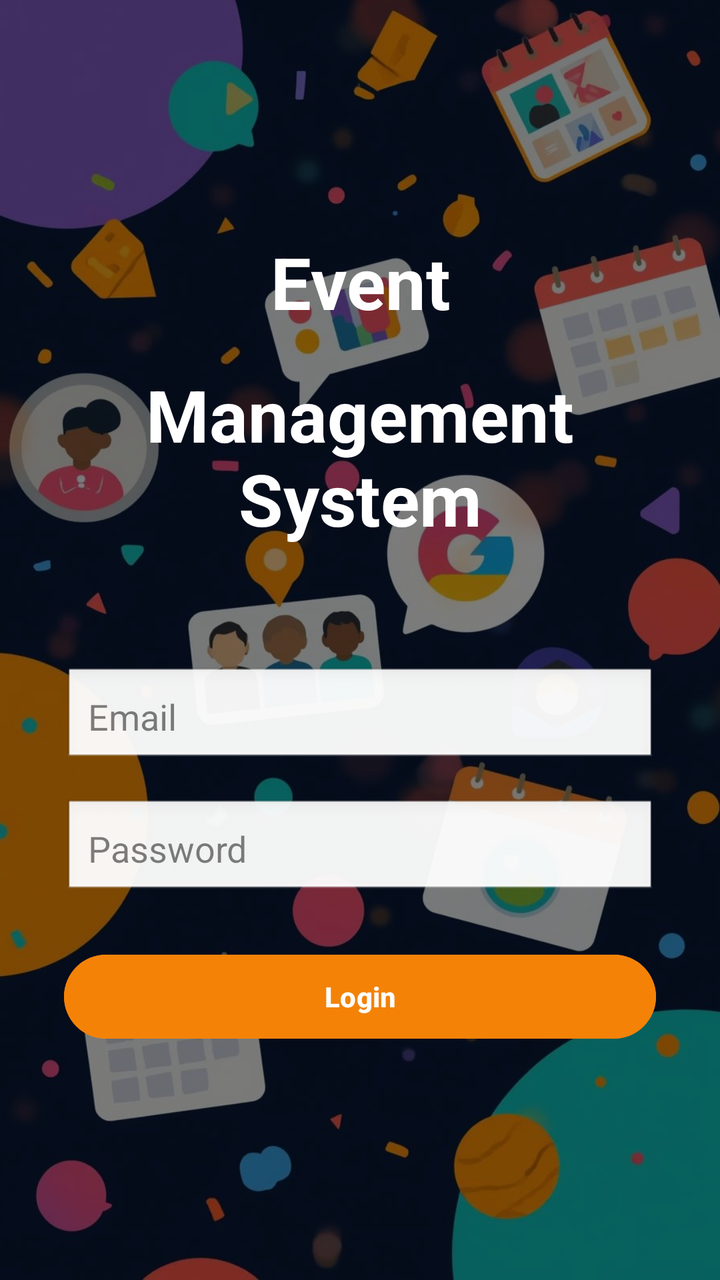
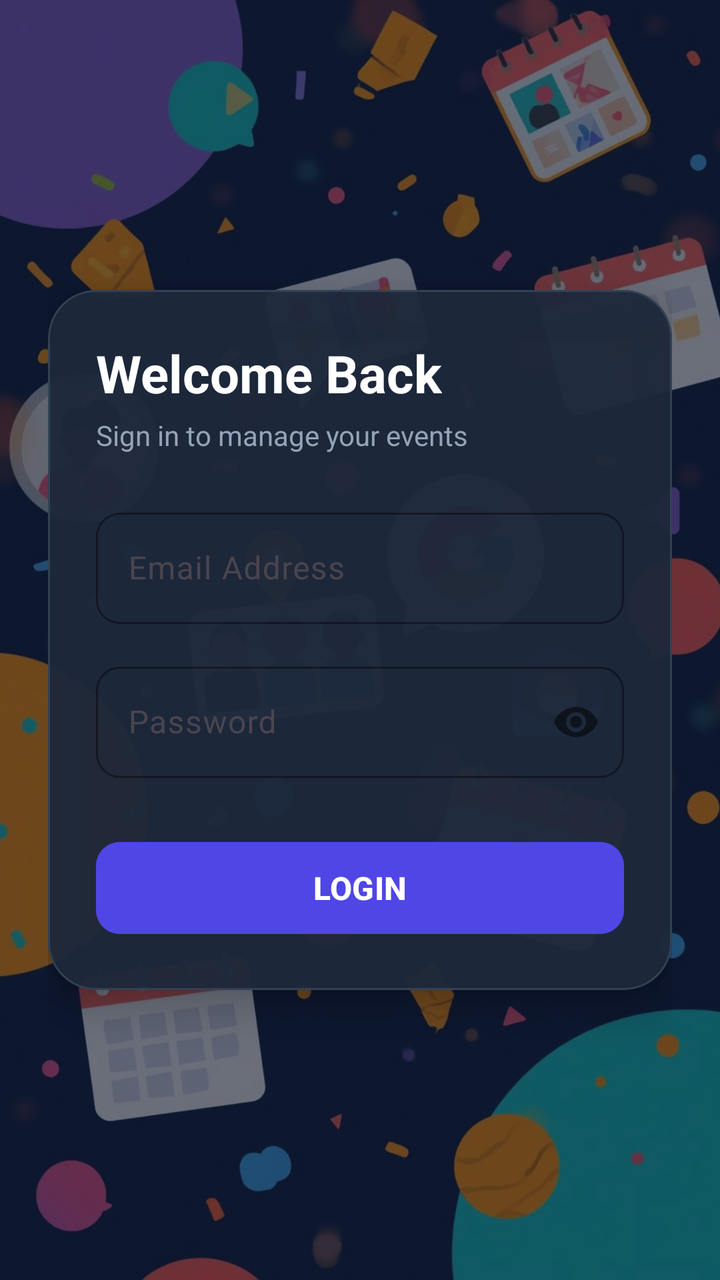

Screens rendered from an Android XML layout before and after an edit, with the pre-edit source and the edit as a unified diff.
<!-- AndroidManifest.xml: application theme Theme.EventManagementSystem -->
<!-- res/layout/activity_long_in.xml -->
<?xml version="1.0" encoding="utf-8"?>
<FrameLayout
    xmlns:android="http://schemas.android.com/apk/res/android"
    android:layout_width="match_parent"
    android:layout_height="match_parent">

    
    <ImageView
        android:layout_width="match_parent"
        android:layout_height="match_parent"
        android:src="@drawable/event_login"
        android:scaleType="centerCrop"/>

    
    <View
        android:layout_width="match_parent"
        android:layout_height="match_parent"
        android:background="#80000000"/>
    

    
    <LinearLayout
        android:layout_width="match_parent"
        android:layout_height="match_parent"
        android:orientation="vertical"
        android:padding="32dp"
        android:gravity="center">

        
        <LinearLayout
            android:layout_width="match_parent"
            android:layout_height="wrap_content"
            android:orientation="vertical"
            android:gravity="center"
            android:layout_marginBottom="40dp">

            <TextView
                android:layout_width="wrap_content"
                android:layout_height="wrap_content"
                android:text="Event"
                android:textSize="36sp"
                android:textStyle="bold"
                android:textColor="@color/white"
                android:gravity="center"
                android:layout_marginBottom="18dp"/>

            <TextView
                android:layout_width="wrap_content"
                android:layout_height="wrap_content"
                android:text="Management System"
                android:textSize="36sp"
                android:textStyle="bold"
                android:layout_marginBottom="20dp"
                android:textColor="@color/white"
                android:gravity="center"/>
        </LinearLayout>

        
        <EditText
            android:id="@+id/etEmail"
            android:layout_width="match_parent"
            android:layout_height="50dp"
            android:hint="Email"
            android:padding="12dp"
            android:textColor="#000000"
            android:textColorHint="#80000000"
            android:background="@android:drawable/edit_text"
            android:layout_marginBottom="16dp"/>

        
        <EditText
            android:id="@+id/etPassword"
            android:layout_width="match_parent"
            android:layout_height="50dp"
            android:hint="Password"
            android:inputType="textPassword"
            android:padding="12dp"
            android:textColor="#000000"
            android:textColorHint="#80000000"
            android:background="@android:drawable/edit_text"
            android:layout_marginBottom="24dp"/>

        
        <Button
            android:id="@+id/btnLogin"
            android:layout_width="match_parent"
            android:layout_height="50dp"
            android:text="Login"
            android:textColor="@android:color/white"
            android:textStyle="bold"
            android:backgroundTint="#F48207"/>

    </LinearLayout>

</FrameLayout>
<!-- resources referenced by this layout -->
<resources>
  <color name="white">#FFFFFFFF</color>
  <!-- drawable event_login: jpg bitmap (drawable, 195135 bytes) -->
  <style name="Theme.EventManagementSystem" parent="Base.Theme.EventManagementSystem" />
  <style name="Base.Theme.EventManagementSystem" parent="Theme.Material3.DayNight.NoActionBar">
          
          
      </style>
</resources>

<!-- the commit's change to res/layout/activity_long_in.xml (unified diff, before → after) -->
@@ -1,6 +1,7 @@
 <?xml version="1.0" encoding="utf-8"?>
 <FrameLayout
     xmlns:android="http://schemas.android.com/apk/res/android"
+    xmlns:app="http://schemas.android.com/apk/res-auto"
     android:layout_width="match_parent"
     android:layout_height="match_parent">
 
@@ -9,86 +10,113 @@
         android:layout_width="match_parent"
         android:layout_height="match_parent"
         android:src="@drawable/event_login"
-        android:scaleType="centerCrop"/>
+        android:scaleType="centerCrop"
+        android:contentDescription="@string/bg_description"/>
 
     
     <View
         android:layout_width="match_parent"
         android:layout_height="match_parent"
-        android:background="#80000000"/>
-    
+        android:background="#990F172A"/>
 
-    
     <LinearLayout
         android:layout_width="match_parent"
         android:layout_height="match_parent"
         android:orientation="vertical"
-        android:padding="32dp"
+        android:padding="24dp"
         android:gravity="center">
 
-        
-        <LinearLayout
+        <com.google.android.material.card.MaterialCardView
             android:layout_width="match_parent"
             android:layout_height="wrap_content"
-            android:orientation="vertical"
-            android:gravity="center"
-            android:layout_marginBottom="40dp">
+            app:cardCornerRadius="24dp"
+            app:cardElevation="12dp"
+            app:strokeWidth="1dp"
+            app:strokeColor="#334155"
+            app:cardBackgroundColor="#F21E293B">
 
-            <TextView
-                android:layout_width="wrap_content"
+            <LinearLayout
+                android:layout_width="match_parent"
                 android:layout_height="wrap_content"
-                android:text="Event"
-                android:textSize="36sp"
-                android:textStyle="bold"
-                android:textColor="@color/white"
-                android:gravity="center"
-                android:layout_marginBottom="18dp"/>
+                android:orientation="vertical"
+                android:padding="24dp">
 
-            <TextView
-                android:layout_width="wrap_content"
-                android:layout_height="wrap_content"
-                android:text="Management System"
-                android:textSize="36sp"
-                android:textStyle="bold"
-                android:layout_marginBottom="20dp"
-                android:textColor="@color/white"
-                android:gravity="center"/>
-        </LinearLayout>
+                <TextView
+                    android:layout_width="wrap_content"
+                    android:layout_height="wrap_content"
+                    android:text="Welcome Back"
+                    android:textSize="26sp"
+                    android:textStyle="bold"
+                    android:textColor="#FFFFFF"/>
 
-        
-        <EditText
-            android:id="@+id/etEmail"
-            android:layout_width="match_parent"
-            android:layout_height="50dp"
-            android:hint="Email"
-            android:padding="12dp"
-            android:textColor="#000000"
-            android:textColorHint="#80000000"
-            android:background="@android:drawable/edit_text"
-            android:layout_marginBottom="16dp"/>
+                <TextView
+                    android:layout_width="wrap_content"
+                    android:layout_height="wrap_content"
+                    android:text="Sign in to manage your events"
+                    android:textSize="14sp"
+                    android:textColor="#94A3B8"
+                    android:layout_marginTop="4dp"
+                    android:layout_marginBottom="24dp"/>
 
-        
-        <EditText
-            android:id="@+id/etPassword"
-            android:layout_width="match_parent"
-            android:layout_height="50dp"
-            android:hint="Password"
-            android:inputType="textPassword"
-            android:padding="12dp"
-            android:textColor="#000000"
-            android:textColorHint="#80000000"
-            android:background="@android:drawable/edit_text"
-            android:layout_marginBottom="24dp"/>
+                
+                <com.google.android.material.textfield.TextInputLayout
+                    android:layout_width="match_parent"
+                    android:layout_height="wrap_content"
+                    android:hint="Email Address"
+                    app:boxBackgroundMode="outline"
+                    app:boxCornerRadiusTopStart="12dp"
+                    app:boxCornerRadiusTopEnd="12dp"
+                    app:boxCornerRadiusBottomStart="12dp"
+                    app:boxCornerRadiusBottomEnd="12dp"
+                    app:boxStrokeColor="#818CF8"
+                    app:hintTextColor="#818CF8">
 
-        
-        <Button
-            android:id="@+id/btnLogin"
-            android:layout_width="match_parent"
-            android:layout_height="50dp"
-            android:text="Login"
-            android:textColor="@android:color/white"
-            android:textStyle="bold"
-            android:backgroundTint="#F48207"/>
+                    <com.google.android.material.textfield.TextInputEditText
+                        android:id="@+id/etEmail"
+                        android:layout_width="match_parent"
+                        android:layout_height="wrap_content"
+                        android:inputType="textEmailAddress"
+                        android:textColor="#FFFFFF"/>
+                </com.google.android.material.textfield.TextInputLayout>
+
+                
+                <com.google.android.material.textfield.TextInputLayout
+                    android:layout_width="match_parent"
+                    android:layout_height="wrap_content"
+                    android:hint="Password"
+                    android:layout_marginTop="16dp"
+                    app:passwordToggleEnabled="true"
+                    app:boxBackgroundMode="outline"
+                    app:boxCornerRadiusTopStart="12dp"
+                    app:boxCornerRadiusTopEnd="12dp"
+                    app:boxCornerRadiusBottomStart="12dp"
+                    app:boxCornerRadiusBottomEnd="12dp"
+                    app:boxStrokeColor="#818CF8"
+                    app:hintTextColor="#818CF8">
+
+                    <com.google.android.material.textfield.TextInputEditText
+                        android:id="@+id/etPassword"
+                        android:layout_width="match_parent"
+                        android:layout_height="wrap_content"
+                        android:inputType="textPassword"
+                        android:textColor="#FFFFFF"/>
+                </com.google.android.material.textfield.TextInputLayout>
+
+                <Button
+                    android:id="@+id/btnLogin"
+                    android:layout_width="match_parent"
+                    android:layout_height="54dp"
+                    android:text="LOGIN"
+                    android:textSize="16sp"
+                    android:textStyle="bold"
+                    android:textColor="@android:color/white"
+                    android:backgroundTint="#4F46E5"
+                    app:cornerRadius="12dp"
+                    android:layout_marginTop="28dp"/>
+
+            </LinearLayout>
+
+        </com.google.android.material.card.MaterialCardView>
 
     </LinearLayout>
 
<!-- resource entries referenced after the edit -->
@@ -1,11 +1,16 @@
 <!-- resources referenced by this layout -->
 <resources>
-  <color name="white">#FFFFFFFF</color>
   <!-- drawable event_login: jpg bitmap (drawable, 195135 bytes) -->
+  <string name="bg_description">Background Image</string>
   <style name="Theme.EventManagementSystem" parent="Base.Theme.EventManagementSystem" />
   <style name="Base.Theme.EventManagementSystem" parent="Theme.Material3.DayNight.NoActionBar">
-          
-          
+          <item name="colorPrimary">@color/primary</item>
+          <item name="colorPrimaryVariant">@color/primary_dark</item>
+          <item name="colorSecondary">@color/accent_orange</item>
+          <item name="android:statusBarColor">@color/primary_dark</item>
       </style>
+  <color name="primary">#4F46E5</color>
+  <color name="primary_dark">#3730A3</color>
+  <color name="accent_orange">#F97316</color>
 </resources>
 
